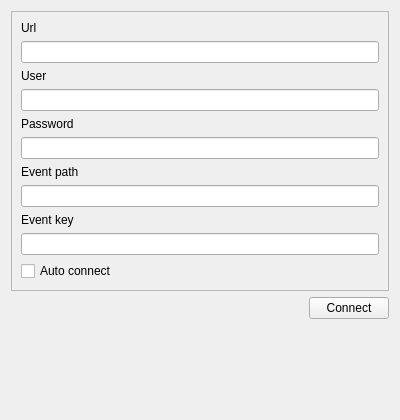
Above: src/logindialogwidget.ui from Quick-Event/startertool before the change. Below: the same form after it.
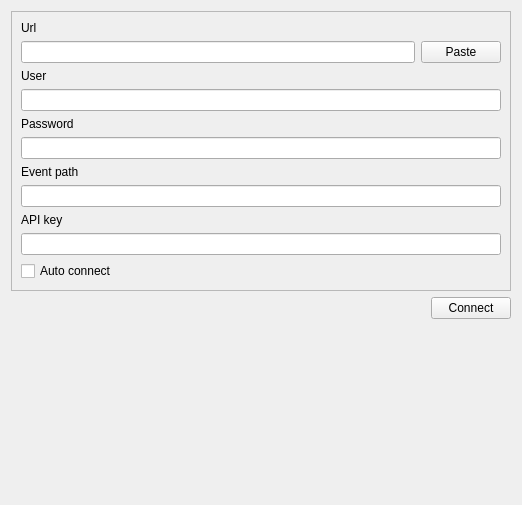
That is the form after the change.

Commit message: Add paste button to login widget

What changed in the file:
```diff
--- a/src/logindialogwidget.ui
+++ b/src/logindialogwidget.ui
@@ -6,8 +6,8 @@
    <rect>
     <x>0</x>
     <y>0</y>
-    <width>400</width>
-    <height>420</height>
+    <width>522</width>
+    <height>505</height>
    </rect>
   </property>
   <property name="windowTitle">
@@ -43,7 +43,18 @@
        </widget>
       </item>
       <item>
-       <widget class="QLineEdit" name="url"/>
+       <layout class="QHBoxLayout" name="horizontalLayout_2">
+        <item>
+         <widget class="QLineEdit" name="url"/>
+        </item>
+        <item>
+         <widget class="QPushButton" name="btPasteUrl">
+          <property name="text">
+           <string>Paste</string>
+          </property>
+         </widget>
+        </item>
+       </layout>
       </item>
       <item>
        <widget class="QLabel" name="error_2">
@@ -106,7 +117,7 @@
          </sizepolicy>
         </property>
         <property name="text">
-         <string>Event key</string>
+         <string>API key</string>
         </property>
        </widget>
       </item>
```
The commit also changes 6 other files.
